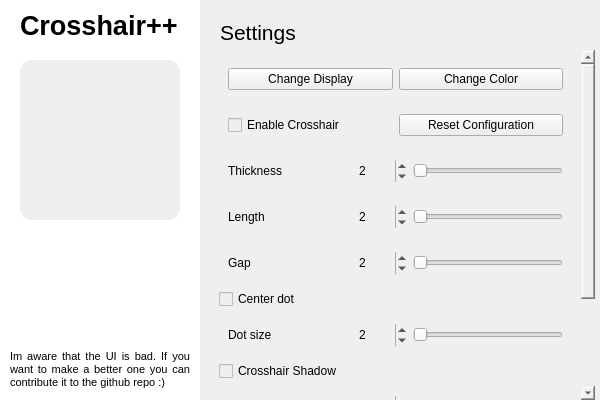
Drumba08/crosshairpp, file resources/preset.ui: the form before one commit.
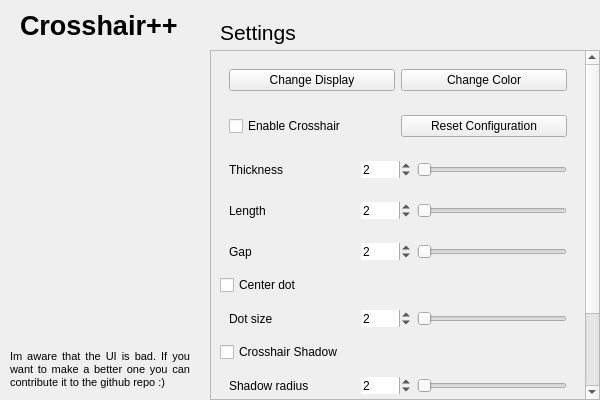
The form after the commit.

The edit to the form file:
```diff
--- a/resources/preset.ui
+++ b/resources/preset.ui
@@ -25,9 +25,6 @@
   <property name="windowTitle">
    <string>Crosshair++</string>
   </property>
-  <property name="styleSheet">
-   <string notr="true"/>
-  </property>
   <widget class="QWidget" name="centralwidget">
    <widget class="QWidget" name="sidebar" native="true">
     <property name="geometry">
@@ -38,9 +35,6 @@
       <height>400</height>
      </rect>
     </property>
-    <property name="styleSheet">
-     <string notr="true">background-color: Palette(base);</string>
-    </property>
     <widget class="QLabel" name="sidebar_header">
      <property name="geometry">
       <rect>
@@ -69,9 +63,6 @@
        <height>160</height>
       </rect>
      </property>
-     <property name="styleSheet">
-      <string notr="true">background-color: Palette(Window); border-radius: 12px;</string>
-     </property>
      <widget class="QLabel" name="crossPreview">
       <property name="geometry">
        <rect>
@@ -81,8 +72,11 @@
         <height>160</height>
        </rect>
       </property>
-      <property name="styleSheet">
-       <string notr="true"/>
+      <property name="frameShape">
+       <enum>QFrame::Shape::NoFrame</enum>
+      </property>
+      <property name="frameShadow">
+       <enum>QFrame::Shadow::Raised</enum>
       </property>
       <property name="text">
        <string/>
@@ -101,9 +95,6 @@
        <height>51</height>
       </rect>
      </property>
-     <property name="styleSheet">
-      <string notr="true">color: Palette(Text);</string>
-     </property>
      <property name="text">
       <string>&lt;html&gt;&lt;head/&gt;&lt;body&gt;&lt;p align=&quot;justify&quot;&gt;&lt;span style=&quot; font-size:8pt;&quot;&gt;Im aware that the UI is bad. If you want to make a better one you can contribute it to the github repo :)&lt;/span&gt;&lt;/p&gt;&lt;/body&gt;&lt;/html&gt;</string>
      </property>
@@ -124,9 +115,6 @@
       <height>400</height>
      </rect>
     </property>
-    <property name="styleSheet">
-     <string notr="true">background-color: Palette(Window)</string>
-    </property>
     <widget class="QLabel" name="settings_label">
      <property name="geometry">
       <rect>
@@ -153,30 +141,12 @@
       <rect>
        <x>10</x>
        <y>50</y>
-       <width>385</width>
+       <width>390</width>
        <height>350</height>
       </rect>
      </property>
-     <property name="styleSheet">
-      <string notr="true">QScrollArea QScrollBar:vertical {
-    background: transparent;
-    width: 10px;
-    margin: 0px;
-    padding-bottom: 10px;
-    padding-top: 10px;
-}
-QScrollArea QScrollBar::handle:vertical {
-    background: Palette(midlight);
-    border-radius: 4px;
-}
-QScrollArea QScrollBar::add-line:vertical,
-QScrollArea QScrollBar::sub-line:vertical {
-    background: none;
-    height: 0px;
-}</string>
-     </property>
      <property name="frameShape">
-      <enum>QFrame::Shape::NoFrame</enum>
+      <enum>QFrame::Shape::StyledPanel</enum>
      </property>
      <property name="frameShadow">
       <enum>QFrame::Shadow::Plain</enum>
@@ -198,8 +168,8 @@
        <rect>
         <x>0</x>
         <y>0</y>
-        <width>375</width>
-        <height>504</height>
+        <width>369</width>
+        <height>444</height>
        </rect>
       </property>
       <layout class="QVBoxLayout" name="verticalLayout">
@@ -560,6 +530,9 @@
               <height>30</height>
              </size>
             </property>
+            <property name="autoFillBackground">
+             <bool>false</bool>
+            </property>
             <property name="wrapping">
              <bool>false</bool>
             </property>
```
